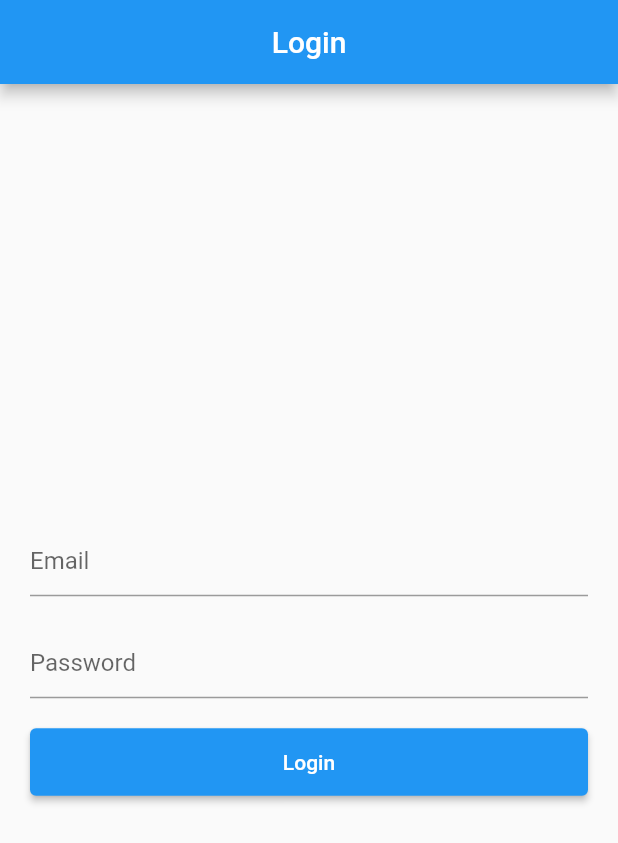
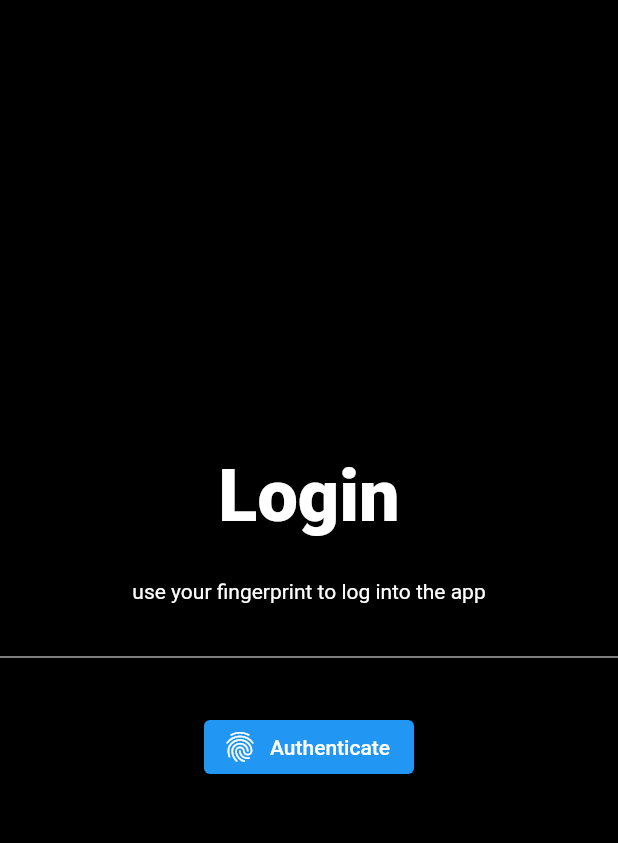
Before and after one commit to omchikhaliya/Flutter_Banking_App, a Flutter app: the screen it shows after launch, on a phone screen of 412 x 824 dp. Shown: the top 843 px of the screen. Run offline on Flutter 3.47's test engine with Material 2 defaults, Android fonts, the phone set to English and light mode, and no system bars; our stand-ins replace firebase_auth, firebase_core, local_auth; accounts and stored records are empty.

Commit message:
Fingerprint done

```diff
--- /dev/null
+++ b/lib/pages/authentication.dart
@@ -0,0 +1,80 @@
+import 'package:banking_application/pages/home.dart';
+import 'package:flutter/material.dart';
+import 'package:local_auth/local_auth.dart';
+
+class Authentication {
+  static final _auth = LocalAuthentication();
+  static Future<bool> canAuthenticate() async =>
+      await _auth.canCheckBiometrics || await _auth.isDeviceSupported();
+  static Future<bool> authentication() async {
+    try {
+      if (!await canAuthenticate()) return false;
+      return await _auth.authenticate(localizedReason: "get into the app");
+    } catch (e) {
+      print('error $e');
+      return false;
+    }
+  }
+}
+
+class AuthenticationPage extends StatefulWidget {
+  const AuthenticationPage({super.key});
+
+  @override
+  State<AuthenticationPage> createState() => _AuthenticationPageState();
+}
+
+class _AuthenticationPageState extends State<AuthenticationPage> {
+  @override
+  Widget build(BuildContext context) {
+    return Scaffold(
+      backgroundColor: Colors.black,
+      body: SafeArea(
+        child: Center(
+          child: Column(
+            mainAxisAlignment: MainAxisAlignment.center,
+            crossAxisAlignment: CrossAxisAlignment.center,
+            children: [
+              Text(
+                "Login",
+                style: TextStyle(
+                    color: Colors.white,
+                    fontSize: 48,
+                    fontWeight: FontWeight.w800),
+              ),
+              SizedBox(
+                height: 28,
+              ),
+              Text(
+                "use your fingerprint to log into the app",
+                style: TextStyle(
+                  color: Colors.white,
+                ),
+              ),
+              SizedBox(
+                height: 28,
+              ),
+              Divider(
+                color: Colors.white,
+              ),
+              SizedBox(
+                height: 28,
+              ),
+              ElevatedButton.icon(
+                  onPressed: () async {
+                    bool auth = await Authentication.authentication();
+                    print("can authenticate: $auth");
+                    if (auth) {
+                      Navigator.push(context,
+                          MaterialPageRoute(builder: (context) => Home()));
+                    }
+                  },
+                  icon: Icon(Icons.fingerprint),
+                  label: Text("Authenticate")),
+            ],
+          ),
+        ),
+      ),
+    );
+  }
+}
--- a/pubspec.yaml
+++ b/pubspec.yaml
@@ -38,6 +38,7 @@ dependencies:
   firebase_core: ^2.15.1
   firebase_auth: ^4.9.0
   flutter_spinkit: ^5.2.0
+  local_auth: ^2.1.7
 
 dev_dependencies:
   flutter_test:
```
Also changed, not shown: lib/main.dart (+6 -8 lines), lib/pages/home.dart (+3 -5 lines), lib/pages/login_page.dart (+43 -2 lines), pubspec.lock, 5 other files.
